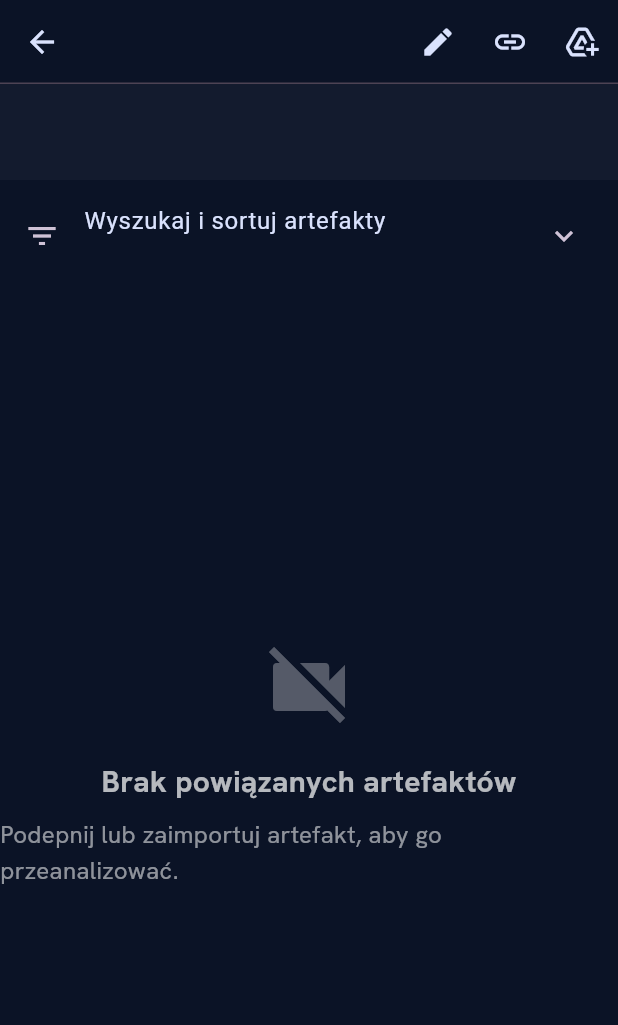
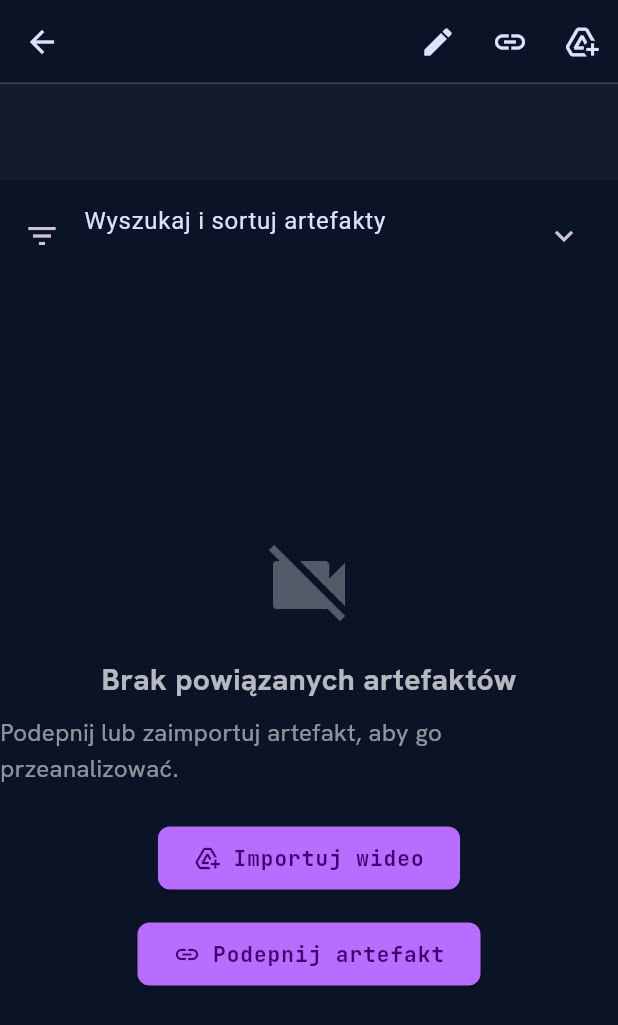
Before and after one commit to kusojac/ML_CV_Video, a Flutter app: the ProjectDetailsScreen screen opened directly with empty values, on a phone screen of 412 x 824 dp. Shown: the top 1025 px of the screen. Run offline on Flutter 3.47's test engine with Material 3 defaults, Android fonts, the phone set to English and light mode, and no system bars; our stand-ins replace file_picker, google_fonts; missing offline and left inert: media_kit, media_kit_video.

Commit message:
feat(ux): add actionable buttons to project details empty state
Added 'Importuj wideo' and 'Podepnij artefakt' Call-To-Action buttons directly into the empty artifact list state in project_details_screen.dart to reduce friction for new users.

Co-authored-by: kusojac <13525690+kusojac@users.noreply.github.com>

```diff
--- a/VolleyballApp/frontend/lib/screens/project_details_screen.dart
+++ b/VolleyballApp/frontend/lib/screens/project_details_screen.dart
@@ -413,7 +413,10 @@ class _ProjectDetailsScreenState extends State<ProjectDetailsScreen> {
         child: DropdownButton<T>(
           hint: Text(
             'Filtruj: $label',
-            style: const TextStyle(color: KineticTheme.onSurfaceVariant, fontSize: 13),
+            style: const TextStyle(
+              color: KineticTheme.onSurfaceVariant,
+              fontSize: 13,
+            ),
           ),
           dropdownColor: KineticTheme.surfaceContainer,
           style: const TextStyle(color: KineticTheme.onSurface, fontSize: 13),
@@ -610,7 +613,10 @@ class _ProjectDetailsScreenState extends State<ProjectDetailsScreen> {
                       child: DropdownButtonHideUnderline(
                         child: DropdownButton<String>(
                           value: _sortOption,
-                          icon: const Icon(Icons.sort, color: KineticTheme.onSurfaceVariant),
+                          icon: const Icon(
+                            Icons.sort,
+                            color: KineticTheme.onSurfaceVariant,
+                          ),
                           dropdownColor: KineticTheme.surfaceContainer,
                           style: const TextStyle(color: KineticTheme.onSurface),
                           items: const [
@@ -798,6 +804,24 @@ class _ProjectDetailsScreenState extends State<ProjectDetailsScreen> {
                           'Podepnij lub zaimportuj artefakt, aby go przeanalizować.',
                           style: TextStyle(color: Colors.white54),
                         ),
+                        const SizedBox(height: 24),
+                        Wrap(
+                          spacing: 16,
+                          runSpacing: 16,
+                          alignment: WrapAlignment.center,
+                          children: [
+                            ElevatedButton.icon(
+                              onPressed: _importVideoArtifact,
+                              icon: const Icon(Icons.add_to_drive),
+                              label: const Text('Importuj wideo'),
+                            ),
+                            ElevatedButton.icon(
+                              onPressed: _linkExistingArtifactDialog,
+                              icon: const Icon(Icons.link),
+                              label: const Text('Podepnij artefakt'),
+                            ),
+                          ],
+                        ),
                       ],
                     ),
                   )
```
Also changed, not shown: 1 other file.
